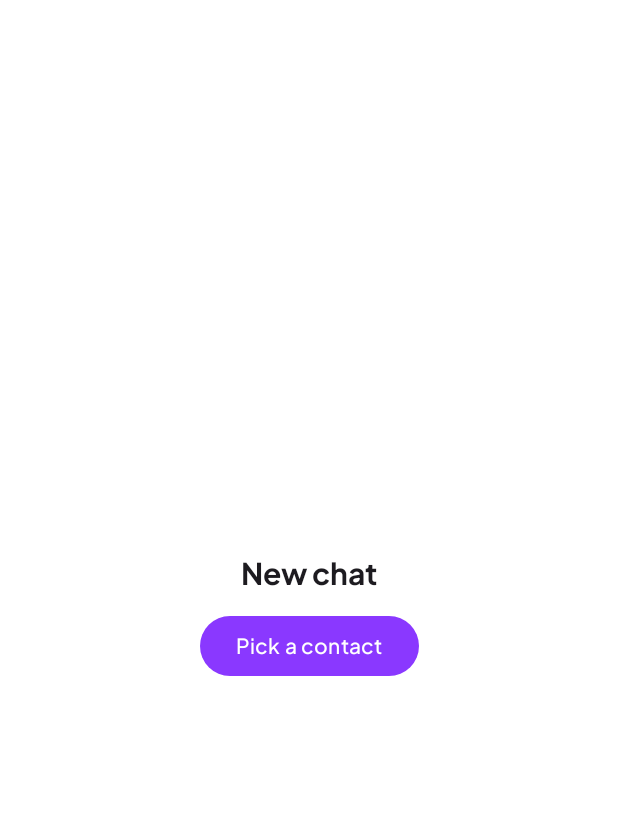
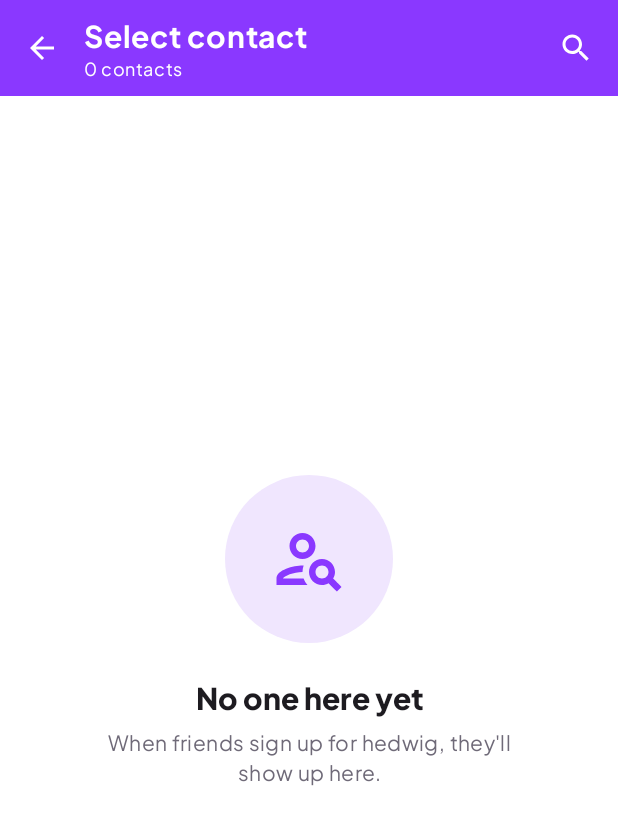
Before and after one commit to ajaykotian7/hedwig, an Android app built with Jetpack Compose: the NewChatScreen screen opened through its navigation route, on a phone screen of 412 x 824 dp. Shown: the top 825 px of the screen. Run offline under Robolectric (Android 15) with nearby library versions, the phone set to English and light mode, and no system bars; our stand-ins replace Dagger/Hilt's generated code, Firebase (no records; nobody signed in at launch, a user with empty details on screens opened directly); 1 statement that could not run was skipped.

Commit message:
-- New Chat Contacts Screen added launched after clicking with functional basic ui and filtering

```diff
--- a/app/src/main/java/dev/ajaykotian/hedwig/di/component/ScreenComponent.kt
+++ b/app/src/main/java/dev/ajaykotian/hedwig/di/component/ScreenComponent.kt
@@ -5,6 +5,7 @@ import dagger.Component
 import dev.ajaykotian.hedwig.di.ScreenScope
 import dev.ajaykotian.hedwig.di.module.ScreenModule
 import dev.ajaykotian.hedwig.ui.login.LoginViewModel
+import dev.ajaykotian.hedwig.ui.newchat.NewChatViewModel
 import dev.ajaykotian.hedwig.ui.profile.ProfileViewModel
 
 
@@ -15,4 +16,6 @@ interface ScreenComponent {
     fun getLoginViewModel(): LoginViewModel
 
     fun getProfileViewModel(): ProfileViewModel
+
+    fun getNewChatViewModel(): NewChatViewModel
 }
--- a/app/src/main/java/dev/ajaykotian/hedwig/di/module/ScreenModule.kt
+++ b/app/src/main/java/dev/ajaykotian/hedwig/di/module/ScreenModule.kt
@@ -8,6 +8,7 @@ import dev.ajaykotian.hedwig.data.repository.AuthRepository
 import dev.ajaykotian.hedwig.data.repository.UserRepository
 import dev.ajaykotian.hedwig.ui.base.ViewModelProviderFactory
 import dev.ajaykotian.hedwig.ui.login.LoginViewModel
+import dev.ajaykotian.hedwig.ui.newchat.NewChatViewModel
 import dev.ajaykotian.hedwig.ui.profile.ProfileViewModel
 
 
@@ -28,4 +29,10 @@ class ScreenModule(private val owner: ViewModelStoreOwner) {
         ViewModelProvider(owner, ViewModelProviderFactory(ProfileViewModel::class) {
             ProfileViewModel(userRepository, authRepository)
         })[ProfileViewModel::class.java]
+
+    @Provides
+    fun provideNewChatViewModel(userRepository: UserRepository, authRepository: AuthRepository): NewChatViewModel =
+        ViewModelProvider(owner, ViewModelProviderFactory(NewChatViewModel::class) {
+            NewChatViewModel(userRepository, authRepository)
+        })[NewChatViewModel::class.java]
 }
--- a/app/src/main/java/dev/ajaykotian/hedwig/ui/navigation/AppNavHost.kt
+++ b/app/src/main/java/dev/ajaykotian/hedwig/ui/navigation/AppNavHost.kt
@@ -10,6 +10,7 @@ import androidx.navigation.compose.rememberNavController
 import androidx.navigation.toRoute
 import dev.ajaykotian.hedwig.ui.home.HomeScreen
 import dev.ajaykotian.hedwig.ui.login.LoginScreen
+import dev.ajaykotian.hedwig.ui.newchat.NewChatScreen
 import dev.ajaykotian.hedwig.ui.profile.ProfileSetupScreen
 import kotlinx.coroutines.flow.Flow
 
@@ -53,10 +54,10 @@ fun AppNavHost(
         }
 
         composable<NewChatRoute> {
-            PlaceholderScreen(
-                "New chat",
-                "Pick a contact" to {
-                    navController.navigate(ChatRoute(otherUserId = "demo-user")) {
+            NewChatScreen(
+                onBackClick = { navController.popBackStack() },
+                onContactClick = { uid ->
+                    navController.navigate(ChatRoute(otherUserId = uid)) {
                         popUpTo<NewChatRoute> { inclusive = true }
                     }
                 },
--- /dev/null
+++ b/app/src/main/java/dev/ajaykotian/hedwig/ui/newchat/NewChatScreen.kt
@@ -0,0 +1,256 @@
+package dev.ajaykotian.hedwig.ui.newchat
+
+import androidx.activity.compose.BackHandler
+import androidx.compose.foundation.clickable
+import androidx.compose.foundation.layout.Column
+import androidx.compose.foundation.layout.fillMaxSize
+import androidx.compose.foundation.layout.fillMaxWidth
+import androidx.compose.foundation.layout.padding
+import androidx.compose.foundation.lazy.LazyColumn
+import androidx.compose.foundation.lazy.items
+import androidx.compose.foundation.text.KeyboardActions
+import androidx.compose.foundation.text.KeyboardOptions
+import androidx.compose.material.icons.Icons
+import androidx.compose.material.icons.automirrored.filled.ArrowBack
+import androidx.compose.material.icons.filled.Close
+import androidx.compose.material.icons.filled.Search
+import androidx.compose.material.icons.outlined.ErrorOutline
+import androidx.compose.material.icons.outlined.PersonSearch
+import androidx.compose.material.icons.outlined.SearchOff
+import androidx.compose.material3.ExperimentalMaterial3Api
+import androidx.compose.material3.Icon
+import androidx.compose.material3.IconButton
+import androidx.compose.material3.ListItem
+import androidx.compose.material3.MaterialTheme
+import androidx.compose.material3.Scaffold
+import androidx.compose.material3.Text
+import androidx.compose.material3.TextField
+import androidx.compose.material3.TextFieldDefaults
+import androidx.compose.material3.TopAppBar
+import androidx.compose.material3.TopAppBarDefaults
+import androidx.compose.runtime.Composable
+import androidx.compose.runtime.LaunchedEffect
+import androidx.compose.runtime.getValue
+import androidx.compose.runtime.mutableStateOf
+import androidx.compose.runtime.remember
+import androidx.compose.runtime.saveable.rememberSaveable
+import androidx.compose.runtime.setValue
+import androidx.compose.ui.Modifier
+import androidx.compose.ui.focus.FocusRequester
+import androidx.compose.ui.focus.focusRequester
+import androidx.compose.ui.graphics.Color
+import androidx.compose.ui.platform.LocalSoftwareKeyboardController
+import androidx.compose.ui.res.pluralStringResource
+import androidx.compose.ui.text.input.ImeAction
+import androidx.compose.ui.text.style.TextOverflow
+import androidx.lifecycle.compose.collectAsStateWithLifecycle
+import dev.ajaykotian.hedwig.R
+import dev.ajaykotian.hedwig.data.model.User
+import dev.ajaykotian.hedwig.ui.base.PhoneDarkPreview
+import dev.ajaykotian.hedwig.ui.base.PhoneLightPreview
+import dev.ajaykotian.hedwig.ui.base.screenViewModel
+import dev.ajaykotian.hedwig.ui.components.Avatar
+import dev.ajaykotian.hedwig.ui.components.EmptyState
+import dev.ajaykotian.hedwig.ui.components.LightStatusBarIcons
+import dev.ajaykotian.hedwig.ui.components.LoadingScreen
+import dev.ajaykotian.hedwig.ui.theme.HedwigTheme
+
+@Composable
+fun NewChatScreen(
+    onBackClick: () -> Unit,
+    onContactClick: (uid: String) -> Unit,
+    viewModel: NewChatViewModel = screenViewModel { getNewChatViewModel() },
+) {
+    LightStatusBarIcons()
+    val uiState by viewModel.uiState.collectAsStateWithLifecycle()
+
+    NewChatContent(
+        uiState = uiState,
+        onBackClick = onBackClick,
+        onContactClick = onContactClick,
+        onQueryChange = viewModel::onQueryChange,
+        query = viewModel.query,
+    )
+}
+
+@OptIn(ExperimentalMaterial3Api::class)
+@Composable
+private fun NewChatContent(
+    uiState: NewChatUIState,
+    onBackClick: () -> Unit,
+    onContactClick: (String) -> Unit,
+    query: String,
+    onQueryChange: (String) -> Unit
+) {
+
+    var isSearching by rememberSaveable { mutableStateOf(false) }
+    val closeSearch = {
+        isSearching = false
+        onQueryChange("")
+    }
+    // System back closes search before it leaves the screen.
+    BackHandler(enabled = isSearching, onBack = closeSearch)
+
+    val colors = HedwigTheme.colors
+    Scaffold(
+        topBar = {
+            TopAppBar(
+                navigationIcon = {
+                    IconButton(onClick = if (isSearching) closeSearch else onBackClick) {
+                        Icon(Icons.AutoMirrored.Filled.ArrowBack, contentDescription = if (isSearching) "Close search" else "Back")
+                    }
+                },
+                title = {
+                    if (isSearching) {
+                        SearchField(query = query, onQueryChange = onQueryChange)
+                    } else {
+                        Column {
+                            Text("Select contact")
+                            if (!uiState.isLoading) {
+                                Text(
+                                    text = pluralStringResource(R.plurals.contact_count, uiState.users.size, uiState.users.size),
+                                    style = MaterialTheme.typography.bodySmall,
+                                )
+                            }
+                        }
+                    }
+                },
+                actions = {
+                    if (!isSearching) {
+                        IconButton(onClick = { isSearching = true }) {
+                            Icon(Icons.Filled.Search, contentDescription = "Search")
+                        }
+                    } else if (query.isNotEmpty()) {
+                        IconButton(onClick = { onQueryChange("") }) {
+                            Icon(Icons.Filled.Close, contentDescription = "Clear search")
+                        }
+                    }
+                },
+                colors = TopAppBarDefaults.topAppBarColors(
+                    containerColor = colors.topBar,
+                    titleContentColor = colors.onTopBar,
+                    navigationIconContentColor = colors.onTopBar,
+                    actionIconContentColor = colors.onTopBar,
+                ),
+            )
+        },
+        containerColor = MaterialTheme.colorScheme.background,
+    ) { innerPadding ->
+        val fill = Modifier
+            .fillMaxSize()
+            .padding(innerPadding)
+
+        when {
+            uiState.isLoading -> LoadingScreen(fill)
+
+            uiState.errorMessage != null -> EmptyState(
+                icon = Icons.Outlined.ErrorOutline,
+                title = "Couldn't load contacts",
+                message = uiState.errorMessage,
+                modifier = fill,
+            )
+
+            uiState.users.isEmpty() && uiState.query.isNotBlank() -> EmptyState(
+                icon = Icons.Outlined.SearchOff,
+                title = "No results",
+                message = "Nobody matches \"${uiState.query.trim()}\".",
+                modifier = fill,
+            )
+
+            uiState.users.isEmpty() -> EmptyState(
+                icon = Icons.Outlined.PersonSearch,
+                title = "No one here yet",
+                message = "When friends sign up for hedwig, they'll show up here.",
+                modifier = fill,
+            )
+
+            else -> LazyColumn(
+                modifier = Modifier.fillMaxSize(),
+                contentPadding = innerPadding,
+            ) {
+                items(uiState.users, key = { it.uid }) { user ->
+                    ContactRow(user = user, onClick = { onContactClick(user.uid) })
+                }
+            }
+        }
+    }
+}
+
+@Composable
+private fun SearchField(query: String, onQueryChange: (String) -> Unit) {
+    val colors = HedwigTheme.colors
+    val focusRequester = remember { FocusRequester() }
+    val keyboard = LocalSoftwareKeyboardController.current
+    LaunchedEffect(Unit) { focusRequester.requestFocus() }
+
+    TextField(
+        value = query,
+        onValueChange = onQueryChange,
+        modifier = Modifier
+            .fillMaxWidth()
+            .focusRequester(focusRequester),
+        placeholder = { Text("Search name or number") },
+        singleLine = true,
+        keyboardOptions = KeyboardOptions(imeAction = ImeAction.Search),
+        keyboardActions = KeyboardActions(onSearch = { keyboard?.hide() }),
+        colors = TextFieldDefaults.colors(
+            focusedContainerColor = Color.Transparent,
+            unfocusedContainerColor = Color.Transparent,
+            focusedIndicatorColor = Color.Transparent,
+            unfocusedIndicatorColor = Color.Transparent,
+            focusedTextColor = colors.onTopBar,
+            unfocusedTextColor = colors.onTopBar,
+            cursorColor = colors.onTopBar,
+            focusedPlaceholderColor = colors.onTopBar.copy(alpha = 0.7f),
+            unfocusedPlaceholderColor = colors.onTopBar.copy(alpha = 0.7f),
+        ),
+    )
+}
+
+
+@Composable
+private fun ContactRow(user: User, onClick: () -> Unit) {
+    ListItem(
+        headlineContent = { Text(user.name, maxLines = 1, overflow = TextOverflow.Ellipsis) },
+        supportingContent = { Text(user.about, maxLines = 1, overflow = TextOverflow.Ellipsis) },
+        leadingContent = { Avatar(name = user.name, id = user.uid) },
+        modifier = Modifier.clickable(onClick = onClick),
+    )
+}
+
+
+private val previewUsers = listOf(
+    User(uid = "u1", name = "Priya Sharma", about = "At work", phoneNumber = "+919812345678"),
+    User(uid = "u2", name = "Rahul Mehta", about = "Battery about to die", phoneNumber = "+919898765432"),
+    User(uid = "u3", name = "Sneha Iyer", about = User.DEFAULT_ABOUT, phoneNumber = "+919811122233"),
+)
+
+@Composable
+private fun NewChatPreview(state: NewChatUIState, query: String = "") {
+    HedwigTheme {
+        NewChatContent(
+            uiState = state,
+            query = query,
+            onQueryChange = {},
+            onBackClick = {},
+            onContactClick = {},
+        )
+    }
+}
+
+@PhoneLightPreview
+@Composable
+private fun NewChatListPreview() = NewChatPreview(NewChatUIState(isLoading = false, users = previewUsers))
+
+@PhoneDarkPreview
+@Composable
+private fun NewChatListDarkPreview() = NewChatPreview(NewChatUIState(isLoading = false, users = previewUsers))
+
+@PhoneLightPreview
+@Composable
+private fun NewChatEmptyPreview() = NewChatPreview(NewChatUIState(isLoading = false))
+
+@PhoneLightPreview
+@Composable
+private fun NewChatNoResultsPreview() =
+    NewChatPreview(NewChatUIState(isLoading = false, query = "zz"), query = "zz")
--- /dev/null
+++ b/app/src/main/java/dev/ajaykotian/hedwig/ui/newchat/NewChatViewModel.kt
@@ -0,0 +1,60 @@
+package dev.ajaykotian.hedwig.ui.newchat
+
+import androidx.compose.runtime.getValue
+import androidx.compose.runtime.mutableStateOf
+import androidx.compose.runtime.setValue
+import androidx.compose.runtime.snapshotFlow
+import androidx.lifecycle.ViewModel
+import androidx.lifecycle.viewModelScope
+import dev.ajaykotian.hedwig.data.model.User
+import dev.ajaykotian.hedwig.data.repository.AuthRepository
+import dev.ajaykotian.hedwig.data.repository.UserRepository
+import kotlinx.coroutines.flow.SharingStarted
+import kotlinx.coroutines.flow.StateFlow
+import kotlinx.coroutines.flow.catch
+import kotlinx.coroutines.flow.combine
+import kotlinx.coroutines.flow.stateIn
+
+
+data class NewChatUIState(
+    val isLoading: Boolean = true,
+    val query: String = "",
+    val users: List<User> = emptyList(),
+    val errorMessage: String? = null,
+)
+
+class NewChatViewModel(
+    userRepository: UserRepository,
+    authRepository: AuthRepository
+) : ViewModel() {
+
+    private val uid = checkNotNull(authRepository.currentUserId) { "NewChatViewModel needs a signed-in user" }
+    var query by mutableStateOf("")
+        private set
+
+    val uiState: StateFlow<NewChatUIState> =
+        combine(userRepository.observeAllUsers(), snapshotFlow { query }) { users, query ->
+            // Everyone except you, and only people who finished profile setup.
+            val contacts = users.filter { it.uid != uid && it.name.isNotBlank() }
+            NewChatUIState(isLoading = false, query = query, users = contacts.matching(query))
+        }
+            .catch { e -> emit(NewChatUIState(isLoading = false, errorMessage = e.message ?: "Couldn't load contacts")) }
+            .stateIn(viewModelScope, SharingStarted.WhileSubscribed(5_000), NewChatUIState())
+
+    fun onQueryChange(value: String) {
+        query = value
+    }
+}
+
+/**
+ * Returns if Name contains query (ignore case) or Phone contains digits from the query
+ */
+private fun List<User>.matching(query: String): List<User> {
+    val q = query.trim()
+    if (q.isEmpty()) return this
+    val digits = q.filter { it.isDigit() }
+    return filter { user ->
+        user.name.contains(q, ignoreCase = true) ||
+                (digits.isNotEmpty() && user.phoneNumber.contains(digits))
+    }
+}
--- a/app/src/main/res/values/strings.xml
+++ b/app/src/main/res/values/strings.xml
@@ -1,3 +1,8 @@
 <resources>
     <string name="app_name">hedwig</string>
+
+    <plurals name="contact_count">
+        <item quantity="one">%d contact</item>
+        <item quantity="other">%d contacts</item>
+    </plurals>
 </resources>
```
